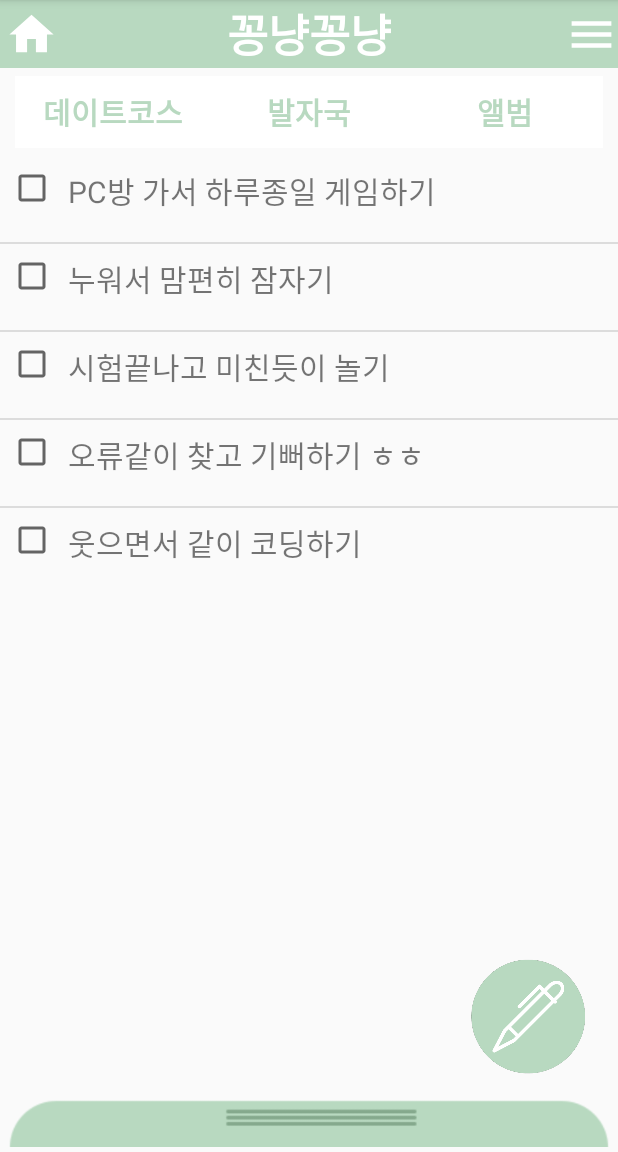
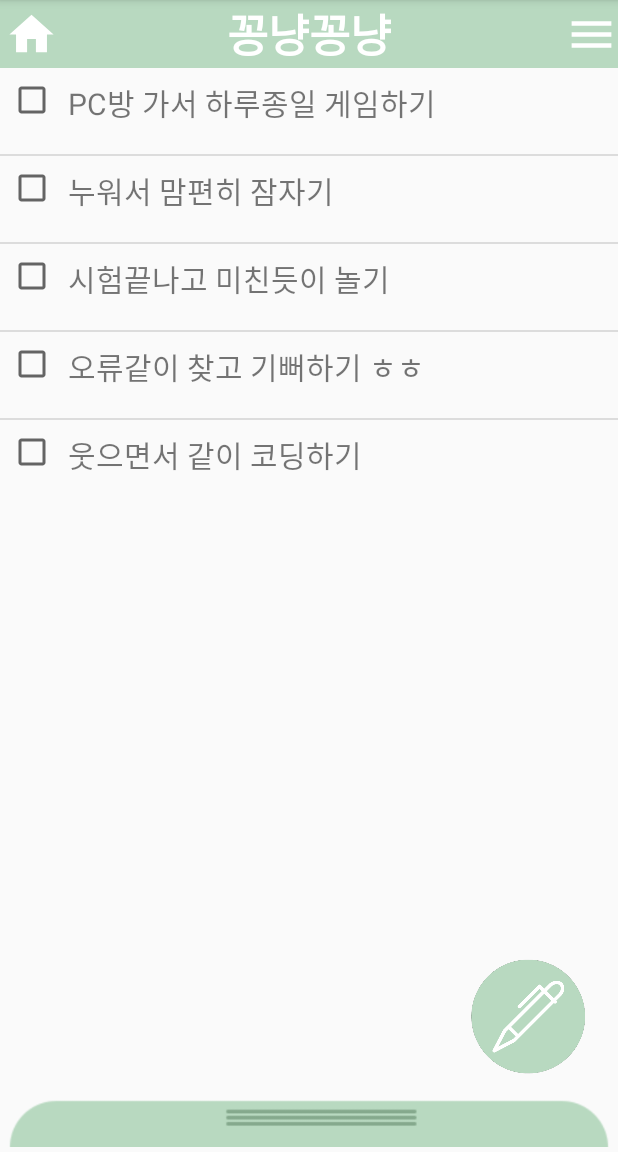
Before and after one commit to joo1yeon/Lovey-Dovey, an Android app: the ToDoList screen opened directly, with no data from a screen before it, on a phone screen of 412 x 824 dp, the part 84-1236 px from its top. Run offline under Robolectric (Android 15) with nearby library versions, the phone set to English and light mode, and no system bars.

Commit message:
todo,main 주석 및 편집!

```diff
--- a/app/src/main/java/com/example/main/ToDoList.java
+++ b/app/src/main/java/com/example/main/ToDoList.java
@@ -3,10 +3,6 @@ package com.example.main;
 import android.content.Context;
 import android.os.Bundle;
 import android.support.annotation.Nullable;
-import android.support.v4.app.Fragment;
-import android.support.v4.app.FragmentManager;
-import android.support.v4.app.FragmentStatePagerAdapter;
-import android.support.v4.app.FragmentTransaction;
 import android.support.v7.app.AlertDialog;
 import android.support.v7.app.AppCompatActivity;
 import android.view.LayoutInflater;
@@ -14,13 +10,11 @@ import android.view.View;
 import android.view.ViewGroup;
 import android.widget.AdapterView;
 import android.widget.BaseAdapter;
-import android.widget.Button;
 import android.widget.CheckBox;
 import android.widget.EditText;
 import android.widget.ImageButton;
 import android.widget.ImageView;
 import android.widget.ListView;
-import android.widget.SlidingDrawer;
 import android.widget.TextView;
 import android.widget.Toast;
 
@@ -29,20 +23,14 @@ import java.util.Collections;
 
 public class ToDoList extends AppCompatActivity {
 
-    View addLayout, menuLayout;
-    EditText contents;
-    ImageView btnAdd, cancel, add;
-    TextView change, delete;
-    private ListView mListView1, mListView2;
-    private ListViewAdapter mAdapter1, mAdapter2;
-    SlidingDrawer handle;
+    View addLayout, menuLayout;                     //리스트추가뷰, 롱클릭시 메뉴뷰
+    EditText contents;                              //리스트 추가 시 내용을 입력할 곳
+    ImageView btnAdd, cancel, add;                  //리스트 추가 버튼 및 다이얼로그 취소, 추가 버튼
+    TextView change, delete;                        //롱클릭 시 다이얼로그 수정, 삭제 버튼
+    private ListView mListView1, mListView2;        //리스트뷰, 슬라이딩드로어에 리스트뷰
+    private ListViewAdapter mAdapter1, mAdapter2;   //리스트어댑터, 슬라이딩드로어에 리스트어댑터
 
     ImageButton btnHome, btnOverflow;
-    Button btnDate, btnFoot, btnGal;
-    Main mainFrag;
-    Datecourse dateFrag;
-    FootPrint footFrag;
-    Album albumFrag;
 
 
     @Override
@@ -50,49 +38,16 @@ public class ToDoList extends AppCompatActivity {
         super.onCreate(savedInstanceState);
         setContentView(R.layout.todolist);
 
+        //홈버튼 인플레이트
         btnHome = findViewById(R.id.btnHome);
-        btnOverflow = findViewById(R.id.btnOverflow);
-        btnDate = findViewById(R.id.btnDate);
-        btnFoot = findViewById(R.id.btnFoot);
-        btnGal = findViewById(R.id.btnGallery);
 
-        mainFrag = new Main();
-       /*dateFrag = new Datecourse();
-        footFrag = new FootPrint();
-        albumFrag = new Album();*/
-
-       handle = findViewById(R.id.slidingdrawer);
+        //홈버튼 클릭할 때 투두화면 종료
         btnHome.setOnClickListener(new View.OnClickListener() {
             @Override
             public void onClick(View v) {
-                replaceFragment(mainFrag);
-                btnAdd.setVisibility(View.INVISIBLE);
-                handle.setVisibility(View.INVISIBLE);
+                finish();
             }
         });
-
-        /*btnDate.setOnClickListener(new View.OnClickListener() {
-            @Override
-            public void onClick(View v) {
-                replaceFragment(dateFrag);
-            }
-        });
-
-        btnFoot.setOnClickListener(new View.OnClickListener() {
-            @Override
-            public void onClick(View v) {
-                replaceFragment(footFrag);
-            }
-        });
-
-        btnGal.setOnClickListener(new View.OnClickListener() {
-            @Override
-            public void onClick(View v) {
-                replaceFragment(albumFrag);
-            }
-        });*/
-
-
 
         //리스트뷰 인플레이트
         mListView1 = findViewById(R.id.list);
@@ -117,7 +72,7 @@ public class ToDoList extends AppCompatActivity {
         mAdapter1.sort();
 
 
-        //체크된 투두 아이템 추가
+        //체크된 투두 아이템 추가(슬라이딩 드로어)
         mAdapter2.addItem( "베가보쌈에서 식사하기", "");
         mAdapter2.addItem("카페에서 회의하기", "");
 
@@ -128,6 +83,7 @@ public class ToDoList extends AppCompatActivity {
             public void onItemClick(AdapterView<?> adapterView, View view, int i, long l) {
                 ListData mData = mAdapter1.listData.get(i);
                 Toast.makeText(ToDoList.this, "체크됨" , Toast.LENGTH_SHORT).show();
+                //체크했을 때 체크박스의 상태변화 구현해야함 일단 토스트메시지로 대체
             }
         });
 
@@ -135,13 +91,15 @@ public class ToDoList extends AppCompatActivity {
         mListView1.setOnItemLongClickListener(new AdapterView.OnItemLongClickListener() {
             @Override
             public boolean onItemLongClick(AdapterView<?> parent, View view, final int position, long id) {
-                final ListData mData = mAdapter1.listData.get(position);
-                AlertDialog.Builder dlg2 = new AlertDialog.Builder(ToDoList.this);
-                final AlertDialog dl2 = dlg2.create();
-                menuLayout = View.inflate(ToDoList.this, R.layout.list_menu, null);
-                dl2.setView(menuLayout);
-                dl2.show();
+                final ListData mData = mAdapter1.listData.get(position);        //클릭한 위치 저장
 
+                AlertDialog.Builder dlg2 = new AlertDialog.Builder(ToDoList.this);                      //TodoList에 다이얼로그 생성
+                final AlertDialog dl2 = dlg2.create();                                                           //빌더를 이용해 AlertDialog 객체 생성
+                menuLayout = View.inflate(ToDoList.this, R.layout.list_menu, null);               //레이아웃뷰인 menuLayout을 list_menu.xml 사용해서 인플레이트
+                dl2.setView(menuLayout);                                                                         //menuLayout을 AlertDialog 객체로 보여줌
+                dl2.show();                                                                                      //다이얼로그 보여줌
+
+                //투두리스트 다이얼로그에 들어가는 list_menu의 뷰들 인플레이트
                 change = menuLayout.findViewById(R.id.change);
                 delete = menuLayout.findViewById(R.id.delete);
 
@@ -151,24 +109,28 @@ public class ToDoList extends AppCompatActivity {
                     public void onClick(View v) {
                         dl2.dismiss();
 
-                        AlertDialog.Builder dlg = new AlertDialog.Builder(ToDoList.this);
-                        final AlertDialog dl = dlg.create();
-                        addLayout = View.inflate(ToDoList.this, R.layout.list_add, null);
-                        dl.setView(addLayout);
-                        dl.show();
+                        AlertDialog.Builder dlg = new AlertDialog.Builder(ToDoList.this);               //TodoList에 다이얼로그 생성
+                        final AlertDialog dl = dlg.create();                                                     //빌더를 이용해 AlertDialog 객체 생성
+                        addLayout = View.inflate(ToDoList.this, R.layout.list_add, null);         //레이아웃뷰인 addLayout을 list_add.xml 사용해서 인플레이트
+                        dl.setView(addLayout);                                                                   //addLayout을 AlertDialog 객체로 보여줌
+                        dl.show();                                                                               //다이얼로그 보여줌
 
+                        //투두리스트 추가 다이얼로그에 들어가는 list_add의 뷰들 인플레이트
                         add = addLayout.findViewById(R.id.add);
                         cancel = addLayout.findViewById(R.id.cancel);
                         contents = addLayout.findViewById(R.id.content);
 
+                        //클릭한 리스트데이터의 해당 내용을 불러옴
                         contents.setText(mData.content);
 
+                        //내용을 수정 후 추가를 클릭했을 떄
                         add.setOnClickListener(new View.OnClickListener() {
                             @Override
                             public void onClick(View view) {
                                 String text = contents.getText().toString();
 
-                                //데이터 수정하는 코드
+                                //데이터 수정하는 코드를 넣어야함
+
                                 mAdapter1.notifyDataSetChanged();
                                 dl.dismiss();
 
@@ -198,7 +160,7 @@ public class ToDoList extends AppCompatActivity {
             }
         });
 
-        //체크된 투두리스트 클릭했을 때
+        //체크된 투두리스트 클릭했을 때(슬라이딩 드로어 부분)
         mListView2.setOnItemClickListener(new AdapterView.OnItemClickListener() {
             @Override
             public void onItemClick(AdapterView<?> adapterView, View view, int i, long l) {
@@ -207,42 +169,46 @@ public class ToDoList extends AppCompatActivity {
             }
         });
 
-        btnAdd = findViewById(R.id.btnAdd);
-
-        //취소선하는법
-        //textView.setPaintFlags(textView.getPaintFlags()| Paint.STRIKE_THRU_TEXT_FLAG);
-        //textView.setPaintFlags(0);
 
 
+        /*취소선하는법
+        //textView.setPaintFlags(textView.getPaintFlags()| Paint.STRIKE_THRU_TEXT_FLAG);
+        //textView.setPaintFlags(0);*/
+
+
+        btnAdd = findViewById(R.id.btnAdd);
 
         //투두리스트를 추가 버튼을 클릭했을 떄
         btnAdd.setOnClickListener(new View.OnClickListener() {
             @Override
             public void onClick(View v) {
 
-                AlertDialog.Builder dlg = new AlertDialog.Builder(ToDoList.this);
-                final AlertDialog dl = dlg.create();
-                addLayout = View.inflate(ToDoList.this, R.layout.list_add, null);
-                dl.setView(addLayout);
-                dl.show();
+                AlertDialog.Builder dlg = new AlertDialog.Builder(ToDoList.this);               //TodoList에 다이얼로그 생성
+                final AlertDialog dl = dlg.create();                                                     //빌더를 이용해 AlertDialog 객체 생성
+                addLayout = View.inflate(ToDoList.this, R.layout.list_add, null);         //레이아웃뷰인 addLayout을 list_add.xml 사용해서 인플레이트
+                dl.setView(addLayout);                                                                   //addLayout을 AlertDialog 객체로 보여줌
+                dl.show();                                                                               //다이얼로그 보여줌
 
+                //투두리스트 추가 다이얼로그에 들어가는 list_add의 뷰들 인플레이트
                 add = addLayout.findViewById(R.id.add);
                 cancel = addLayout.findViewById(R.id.cancel);
                 contents = addLayout.findViewById(R.id.content);
 
 
+                //내용을 입력 후 추가를 클릭했을 떄
                 add.setOnClickListener(new View.OnClickListener() {
                     @Override
                     public void onClick(View view) {
-                        String text = contents.getText().toString();
-                        mAdapter1.addItem(text, "");
-                        contents.setText("");
-                        mAdapter1.notifyDataSetChanged();
-                        dl.dismiss();
+                        String text = contents.getText().toString();        //EditText 내용을 String으로 받아옴
+                        mAdapter1.addItem(text, "");                  //아이템을 추가함
+                        contents.setText("");                               //EditText 내용을 비워줌
+                        mAdapter1.notifyDataSetChanged();                   //변경
+                        dl.dismiss();                                       //다이얼로그 창 닫기
 
                     }
                 });
 
+                //취소버튼을 클릭했을 때 다이얼로그 창 종료
                 cancel.setOnClickListener(new View.OnClickListener() {
                     @Override
                     public void onClick(View v) {
@@ -254,14 +220,6 @@ public class ToDoList extends AppCompatActivity {
         });
     }
 
-    //액티비티에서 프레그먼트 화면전환
-    public void replaceFragment(Fragment fragment){
-        FragmentManager fragmentManager = getSupportFragmentManager();
-        FragmentTransaction fragmentTransaction = fragmentManager.beginTransaction();
-        fragmentTransaction.replace(R.id.main_content, fragment);
-        fragmentTransaction.commit();
-    }
-
     //아이템 요소들 선언
     class ViewHolder {
         public CheckBox checkBox;
@@ -269,13 +227,15 @@ public class ToDoList extends AppCompatActivity {
         public TextView date;
     }
 
+    //BaseAdapter를 상속받은 ListViewAdapter
     private class ListViewAdapter extends BaseAdapter {
         private Context mContext = null;
         ArrayList<ListData> listData = new ArrayList<ListData>();
-        private boolean[] isCheckedConfrim;
-        private LayoutInflater inflater = null;
+        //private boolean[] isCheckedConfrim;
+        //private LayoutInflater inflater = null;
 
 
+        //생성자
         public ListViewAdapter(Context mContext) {
             this.mContext = mContext;
         }
@@ -295,11 +255,10 @@ public class ToDoList extends AppCompatActivity {
             return (long) position;
         }
 
+        //어댑터가 가진 데이터를 보여줄 때
         public View getView(int position, View convertView, ViewGroup parent) {
             ViewHolder holder;
             ListData data = (ListData) listData.get(position);    //ListData의 위치를 받아옴
-
-
 
             if (convertView == null) {
                 holder = new ViewHolder();  //view가 매번 인플레이트를 하지않게 저장해놓음
@@ -320,6 +279,7 @@ public class ToDoList extends AppCompatActivity {
             holder.checkBox.setClickable(false);
             holder.checkBox.setFocusable(false);
 
+            //ListData에 내용 출력
             holder.content.setText(data.content);
             holder.date.setText(data.date);
 
@@ -332,13 +292,12 @@ public class ToDoList extends AppCompatActivity {
         }
 
         //아이템 추가
-        public void addItem(String name, String date) {
+        public void addItem(String content, String date) {
             ListData addInfo = new ListData();      //ListData 객체 생성
             //받은 값들을 넣어줌
-            addInfo.content = name;
-            addInfo.date = date;
-
-            this.listData.add(addInfo);        //ListView에 ListData 추가
+            addInfo.content = content;              //내용 할당
+            addInfo.date = date;                    //시간 할당
+            this.listData.add(addInfo);             //ListView에 ListData 추가
         }
 
         //아이템을 제거
@@ -353,7 +312,7 @@ public class ToDoList extends AppCompatActivity {
             dataChange();
         }
 
-        //데이터를 변경한 후 호출해야 함
+        //데이터를 변경한 후 호출할 함수
         public void dataChange(){
             mAdapter1.notifyDataSetChanged();
             mAdapter2.notifyDataSetChanged();
--- a/app/src/main/res/layout/todolist.xml
+++ b/app/src/main/res/layout/todolist.xml
@@ -60,54 +60,7 @@
 
         </android.support.constraint.ConstraintLayout>
 
-        <LinearLayout
-            android:layout_width="match_parent"
-            android:layout_height="wrap_content"
-            android:orientation="horizontal"
-            android:paddingHorizontal="10dp"
-            android:paddingVertical="5dp">
 
-            <Button
-                android:layout_width="0dp"
-                android:layout_height="match_parent"
-                android:layout_weight="1"
-                android:background="#ffffff"
-                android:fontFamily="@font/netmarble_m"
-                android:text="데이트코스"
-                android:textColor="#B8D9C0"
-                android:textStyle="bold"
-                android:textAlignment="center"
-                android:textSize="20dp"
-                android:id="@+id/btnDate"
-                />
-            <Button
-                android:layout_width="0dp"
-                android:layout_height="match_parent"
-                android:layout_weight="1"
-                android:background="#ffffff"
-                android:fontFamily="@font/netmarble_m"
-                android:text="발자국"
-                android:textColor="#B8D9C0"
-                android:textStyle="bold"
-                android:textAlignment="center"
-                android:textSize="20dp"
-                android:id="@+id/btnFoot"
-                />
-            <Button
-                android:layout_width="0dp"
-                android:layout_height="match_parent"
-                android:layout_weight="1"
-                android:background="#ffffff"
-                android:fontFamily="@font/netmarble_m"
-                android:text="앨범"
-                android:textColor="#B8D9C0"
-                android:textStyle="bold"
-                android:textAlignment="center"
-                android:textSize="20dp"
-                android:id="@+id/btnGallery"
-                />
-
-        </LinearLayout>
 
     </LinearLayout>
 
```
Also changed, not shown: app/src/main/AndroidManifest.xml (+3 -7 lines), app/src/main/java/com/example/main/Main.java (+31 -22 lines).
